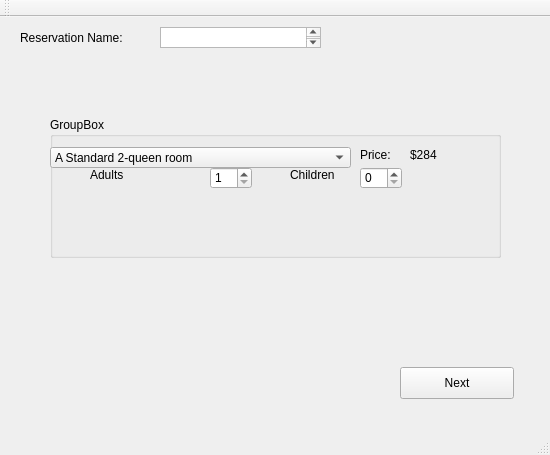
Old version of the form Lab3/resortreservation.ui in the repository KarlMazur/Lab3-resortReservationApplication.
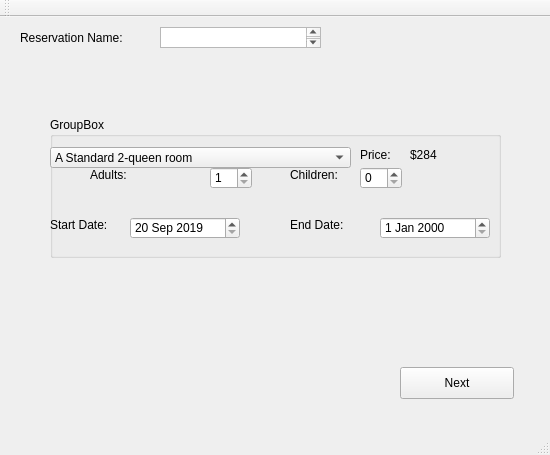
New version of the form.

Commit message: Figured out ways to set the number of people in each room

What changed in the file:
```diff
--- a/Lab3/resortreservation.ui
+++ b/Lab3/resortreservation.ui
@@ -134,30 +134,103 @@
         <number>4</number>
        </property>
       </widget>
-      <widget class="QLabel" name="label">
+      <widget class="QLabel" name="adultsLabel">
        <property name="geometry">
         <rect>
          <x>40</x>
          <y>50</y>
+         <width>91</width>
+         <height>16</height>
+        </rect>
+       </property>
+       <property name="text">
+        <string>Adults:</string>
+       </property>
+      </widget>
+      <widget class="QLabel" name="adultsLabel_2">
+       <property name="geometry">
+        <rect>
+         <x>240</x>
+         <y>50</y>
          <width>59</width>
          <height>16</height>
         </rect>
        </property>
        <property name="text">
-        <string>Adults</string>
+        <string>Children:</string>
+       </property>
+      </widget>
+      <widget class="QLabel" name="label">
+       <property name="geometry">
+        <rect>
+         <x>0</x>
+         <y>100</y>
+         <width>71</width>
+         <height>16</height>
+        </rect>
+       </property>
+       <property name="text">
+        <string>Start Date:</string>
+       </property>
+      </widget>
+      <widget class="QDateEdit" name="StartDateEdit">
+       <property name="geometry">
+        <rect>
+         <x>80</x>
+         <y>100</y>
+         <width>110</width>
+         <height>22</height>
+        </rect>
+       </property>
+       <property name="minimumDateTime">
+        <datetime>
+         <hour>0</hour>
+         <minute>0</minute>
+         <second>0</second>
+         <year>2019</year>
+         <month>9</month>
+         <day>20</day>
+        </datetime>
+       </property>
+       <property name="minimumDate">
+        <date>
+         <year>2019</year>
+         <month>9</month>
+         <day>20</day>
+        </date>
+       </property>
+      </widget>
+      <widget class="QDateEdit" name="endDateEdit">
+       <property name="geometry">
+        <rect>
+         <x>330</x>
+         <y>100</y>
+         <width>110</width>
+         <height>22</height>
+        </rect>
+       </property>
+       <property name="minimumDateTime">
+        <datetime>
+         <hour>0</hour>
+         <minute>0</minute>
+         <second>0</second>
+         <year>1752</year>
+         <month>10</month>
+         <day>14</day>
+        </datetime>
        </property>
       </widget>
       <widget class="QLabel" name="label_2">
        <property name="geometry">
         <rect>
          <x>240</x>
-         <y>50</y>
-         <width>59</width>
+         <y>100</y>
+         <width>81</width>
          <height>16</height>
         </rect>
        </property>
        <property name="text">
-        <string>Children</string>
+        <string>End Date:</string>
        </property>
       </widget>
      </widget>
```
Left out of the diff: 2 changed lines with no effect on the pictures. The commit also changes 2 other files.
